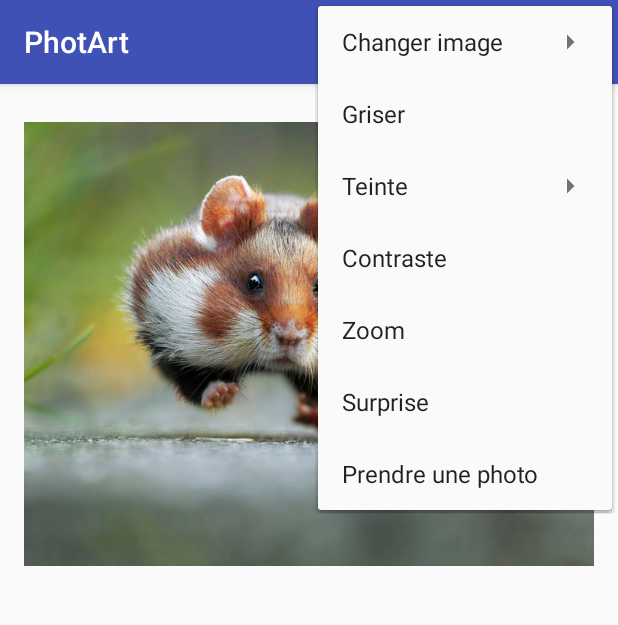
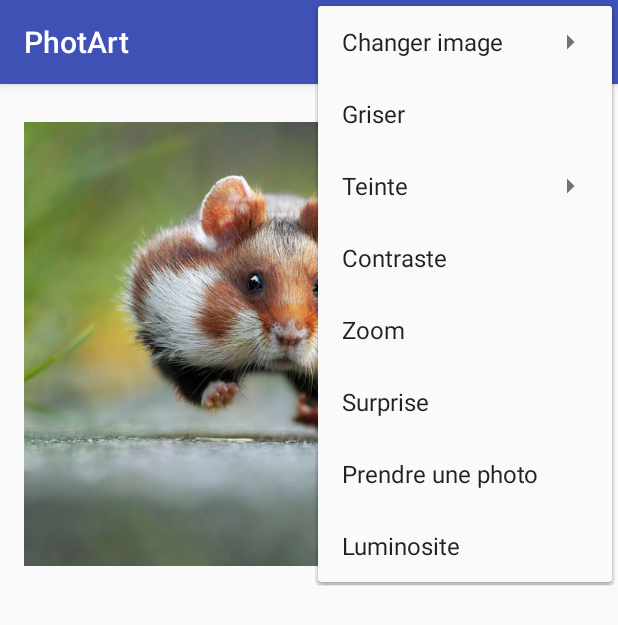
Before and after one commit to katell-maro/ApplicationTraitementImage-ANDROID, an Android app: the screen it shows after launch (MainActivity), with the options menu open, on a phone screen of 412 x 824 dp. Shown: the top 625 px of the screen. Run offline under Robolectric (Android 15) with nearby library versions, the phone set to English and light mode, and no system bars.

Commit message:
Luminosité
création de l'algorithme - choix dans le menu

```diff
--- a/app/src/main/res/menu/menu.xml
+++ b/app/src/main/res/menu/menu.xml
@@ -57,4 +57,8 @@
           android:title="@string/message_Photo"
           android:onClick="onOptionsItem"/>
 
+    <item android:id="@+id/brightness"
+          android:title="@string/message_Brightness"
+          android:onClick="onOptionsItem"/>
+
 </menu>
--- a/app/src/main/res/values/strings.xml
+++ b/app/src/main/res/values/strings.xml
@@ -15,5 +15,6 @@
     <string name="message_Teinte">Teinte</string>
     <string name="message_ChangeImage">Changer image</string>
     <string name="message_Photo">Prendre une photo</string>
+    <string name="message_Brightness">Luminosite</string>
 
 </resources>
```
Also changed, not shown: app/src/main/java/com/example/katell/myapplication/MainActivity.java (+29 -0 lines).
